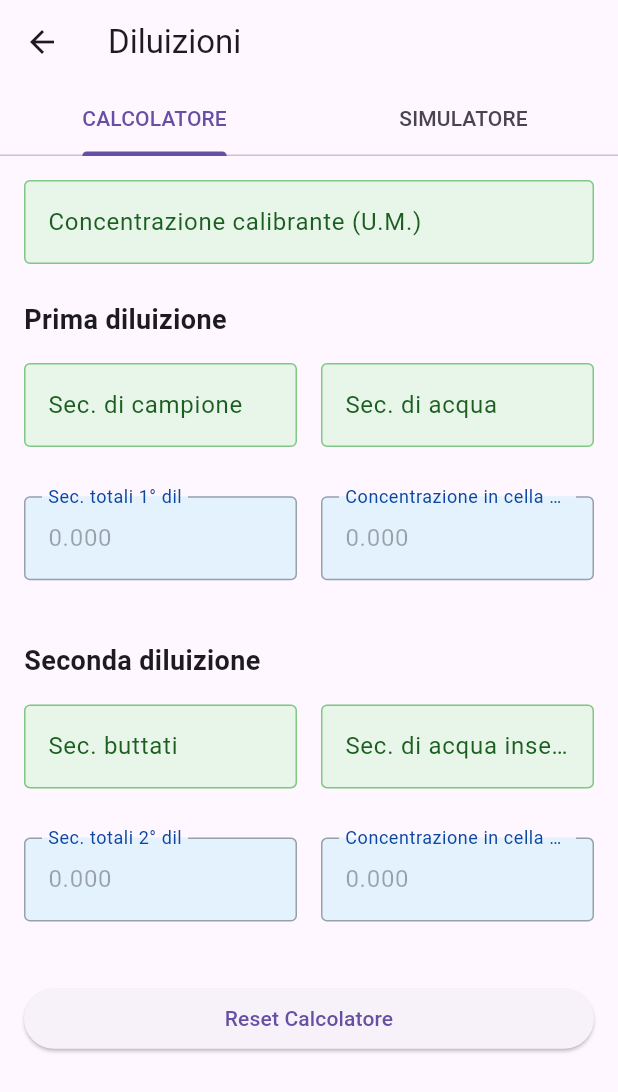
After one commit to AlessioIan/systools, a Flutter app: the DiluizioniPage screen opened directly, after a tap on "Reset Calcolatore", on a phone screen of 412 x 824 dp. The commit adds this screen. Shown: the top 1092 px of the screen. Run offline on Flutter 3.47's test engine with Material 3 defaults, Android fonts, the phone set to English and light mode, and no system bars; our stand-ins replace file_picker; missing offline and left inert: dart:html, excel.

Commit message:
agg diluizioni

```diff
--- /dev/null
+++ b/lib/diluizioni.dart
@@ -0,0 +1,340 @@
+import 'package:flutter/material.dart';
+import 'package:flutter/services.dart';
+
+class DiluizioniPage extends StatefulWidget {
+  const DiluizioniPage({Key? key}) : super(key: key);
+
+  @override
+  _DiluizioniPageState createState() => _DiluizioniPageState();
+}
+
+class _DiluizioniPageState extends State<DiluizioniPage> with SingleTickerProviderStateMixin {
+  // Controller per i tab
+  late TabController _tabController;
+
+  // Controllers per il calcolatore
+  final TextEditingController _concentrazioneCalibrante = TextEditingController();
+  final TextEditingController _secCampione = TextEditingController();
+  final TextEditingController _secAcqua = TextEditingController();
+  final TextEditingController _secButtati = TextEditingController();
+  final TextEditingController _secAcquaInseriti = TextEditingController();
+
+  // Controllers per il simulatore
+  final TextEditingController _odCalibrante = TextEditingController();
+  final TextEditingController _targetConc1 = TextEditingController();
+  final TextEditingController _targetVol1 = TextEditingController();
+  final TextEditingController _targetConc2 = TextEditingController();
+  final TextEditingController _targetVol2 = TextEditingController();
+
+  // Risultati calcolatore
+  double _secTotali1 = 0;
+  double _concentrazione1 = 0;
+  double _secTotali2 = 0;
+  double _concentrazione2 = 0;
+
+  // Risultati simulatore
+  double _simSecCampione = 0;
+  double _simSecAcqua1 = 0;
+  double _simSecButtare = 0;
+  double _simSecAcqua2 = 0;
+
+  @override
+  void initState() {
+    super.initState();
+    _tabController = TabController(length: 2, vsync: this);
+
+    // Aggiungi listeners per i calcoli automatici
+    _concentrazioneCalibrante.addListener(_calcolatoreUpdate);
+    _secCampione.addListener(_calcolatoreUpdate);
+    _secAcqua.addListener(_calcolatoreUpdate);
+    _secButtati.addListener(_calcolatoreUpdate);
+    _secAcquaInseriti.addListener(_calcolatoreUpdate);
+
+    _odCalibrante.addListener(_simulatoreUpdate);
+    _targetConc1.addListener(_simulatoreUpdate);
+    _targetVol1.addListener(_simulatoreUpdate);
+    _targetConc2.addListener(_simulatoreUpdate);
+    _targetVol2.addListener(_simulatoreUpdate);
+  }
+
+  @override
+  void dispose() {
+    _tabController.dispose();
+    _concentrazioneCalibrante.dispose();
+    _secCampione.dispose();
+    _secAcqua.dispose();
+    _secButtati.dispose();
+    _secAcquaInseriti.dispose();
+    _odCalibrante.dispose();
+    _targetConc1.dispose();
+    _targetVol1.dispose();
+    _targetConc2.dispose();
+    _targetVol2.dispose();
+    super.dispose();
+  }
+
+  double _parseInput(String value) {
+    if (value.isEmpty) return 0;
+    try {
+      final parsed = double.parse(value);
+      if (parsed.isNegative) return 0;
+      if (parsed > 9999) return 9999;
+      return parsed;
+    } catch (e) {
+      return 0;
+    }
+  }
+
+  void _calcolatoreUpdate() {
+    setState(() {
+      final concentrazioneCalibrante = _parseInput(_concentrazioneCalibrante.text);
+      final secCampione = _parseInput(_secCampione.text);
+      final secAcqua = _parseInput(_secAcqua.text);
+      final secButtati = _parseInput(_secButtati.text);
+      final secAcquaInseriti = _parseInput(_secAcquaInseriti.text);
+
+      // Prima diluizione
+      _secTotali1 = secCampione + secAcqua;
+      _concentrazione1 = _secTotali1 > 0
+          ? (secCampione / _secTotali1) * concentrazioneCalibrante
+          : 0;
+
+      // Seconda diluizione
+      final volumeRimanente = _secTotali1 - secButtati;
+      _secTotali2 = volumeRimanente + secAcquaInseriti;
+      _concentrazione2 = _secTotali2 > 0
+          ? (volumeRimanente / _secTotali2) * _concentrazione1
+          : 0;
+    });
+  }
+
+  void _simulatoreUpdate() {
+    setState(() {
+      final od = _parseInput(_odCalibrante.text);
+      final targetConc1 = _parseInput(_targetConc1.text);
+      final targetVol1 = _parseInput(_targetVol1.text);
+      final targetConc2 = _parseInput(_targetConc2.text);
+      final targetVol2 = _parseInput(_targetVol2.text);
+
+      // Prima diluizione
+      _simSecCampione = (targetConc1 / od) * targetVol1;
+      _simSecAcqua1 = targetVol1 - _simSecCampione;
+
+      // Seconda diluizione
+      _simSecAcqua2 = targetVol2 - ((targetVol2 * targetConc2) / targetConc1);
+      _simSecButtare = _simSecAcqua2 + (targetVol1 - targetVol2);  // Formula corretta
+    });
+  }
+  void _resetCalcolatore() {
+    setState(() {
+      _concentrazioneCalibrante.clear();
+      _secCampione.clear();
+      _secAcqua.clear();
+      _secButtati.clear();
+      _secAcquaInseriti.clear();
+    });
+  }
+
+  void _resetSimulatore() {
+    setState(() {
+      _odCalibrante.clear();
+      _targetConc1.clear();
+      _targetVol1.clear();
+      _targetConc2.clear();
+      _targetVol2.clear();
+    });
+  }
+
+  InputDecoration _getInputDecoration(String label, bool isEditable) {
+    return InputDecoration(
+      labelText: label,
+      filled: true,
+      fillColor: isEditable ? Colors.green[50] : Colors.blue[50],
+      labelStyle: TextStyle(
+        color: isEditable ? Colors.green[900] : Colors.blue[900],
+      ),
+      border: OutlineInputBorder(
+        borderSide: BorderSide(
+          color: isEditable ? Colors.green[300]! : Colors.blue[300]!,
+        ),
+      ),
+      enabledBorder: OutlineInputBorder(
+        borderSide: BorderSide(
+          color: isEditable ? Colors.green[300]! : Colors.blue[300]!,
+        ),
+      ),
+      focusedBorder: OutlineInputBorder(
+        borderSide: BorderSide(
+          color: isEditable ? Colors.green[500]! : Colors.blue[500]!,
+        ),
+      ),
+    );
+  }
+
+  List<TextInputFormatter> _getInputFormatters() {
+    return [
+      FilteringTextInputFormatter.allow(RegExp(r'^\d*\.?\d{0,3}')),
+    ];
+  }
+
+  @override
+  Widget build(BuildContext context) {
+    return Scaffold(
+      appBar: AppBar(
+        title: const Text('Diluizioni'),
+        bottom: TabBar(
+          controller: _tabController,
+          tabs: const [
+            Tab(text: 'CALCOLATORE'),
+            Tab(text: 'SIMULATORE'),
+          ],
+        ),
+      ),
+      body: TabBarView(
+        controller: _tabController,
+        children: [
+          _buildCalcolatore(),
+          _buildSimulatore(),
+        ],
+      ),
+    );
+  }
+
+  Widget _buildCalcolatore() {
+    return SingleChildScrollView(
+      padding: const EdgeInsets.all(16.0),
+      child: Column(
+        crossAxisAlignment: CrossAxisAlignment.stretch,
+        children: [
+          TextField(
+            controller: _concentrazioneCalibrante,
+            decoration: _getInputDecoration('Concentrazione calibrante (U.M.)', true),
+            keyboardType: TextInputType.numberWithOptions(decimal: true),
+            inputFormatters: _getInputFormatters(),
+          ),
+          const SizedBox(height: 24),
+
+          const Text('Prima diluizione',
+            style: TextStyle(fontSize: 18, fontWeight: FontWeight.bold)
+          ),
+          const SizedBox(height: 16),
+          _buildInputGrid([
+            TextFieldData(_secCampione, 'Sec. di campione', true),
+            TextFieldData(_secAcqua, 'Sec. di acqua', true),
+            TextFieldData(null, 'Sec. totali 1° dil', false, _secTotali1.toStringAsFixed(3)),
+            TextFieldData(null, 'Concentrazione in cella 1° dil (U.M.)', false,
+              _concentrazione1.toStringAsFixed(3)),
+          ]),
+          const SizedBox(height: 24),
+
+          const Text('Seconda diluizione',
+            style: TextStyle(fontSize: 18, fontWeight: FontWeight.bold)
+          ),
+          const SizedBox(height: 16),
+          _buildInputGrid([
+            TextFieldData(_secButtati, 'Sec. buttati', true),
+            TextFieldData(_secAcquaInseriti, 'Sec. di acqua inseriti', true),
+            TextFieldData(null, 'Sec. totali 2° dil', false, _secTotali2.toStringAsFixed(3)),
+            TextFieldData(null, 'Concentrazione in cella 2° dil (U.M.)', false,
+              _concentrazione2.toStringAsFixed(3)),
+          ]),
+          const SizedBox(height: 24),
+
+          ElevatedButton(
+            onPressed: _resetCalcolatore,
+            child: const Text('Reset Calcolatore'),
+          ),
+        ],
+      ),
+    );
+  }
+
+  Widget _buildSimulatore() {
+    return SingleChildScrollView(
+      padding: const EdgeInsets.all(16.0),
+      child: Column(
+        crossAxisAlignment: CrossAxisAlignment.stretch,
+        children: [
+          TextField(
+            controller: _odCalibrante,
+            decoration: _getInputDecoration('O.D. Calibrante', true),
+            keyboardType: TextInputType.numberWithOptions(decimal: true),
+            inputFormatters: _getInputFormatters(),
+          ),
+          const SizedBox(height: 24),
+
+          const Text('Prima diluizione',
+            style: TextStyle(fontSize: 18, fontWeight: FontWeight.bold)
+          ),
+          const SizedBox(height: 16),
+          _buildInputGrid([
+            TextFieldData(_targetConc1, 'Nella prima dil. voglio una concentrazione di (U.M.)', true),
+            TextFieldData(_targetVol1, 'Voglio un volume totale 1° dil di (sec)', true),
+            TextFieldData(null, 'Mi servono questi secondi di campione', false,
+              _simSecCampione.toStringAsFixed(3)),
+            TextFieldData(null, 'Mi servono questi secondi di acqua', false,
+              _simSecAcqua1.toStringAsFixed(3)),
+          ]),
+          const SizedBox(height: 24),
+
+          const Text('Seconda diluizione',
+            style: TextStyle(fontSize: 18, fontWeight: FontWeight.bold)
+          ),
+          const SizedBox(height: 16),
+          _buildInputGrid([
+            TextFieldData(_targetConc2, 'Nella seconda dil. voglio una concentrazione di (U.M.)', true),
+            TextFieldData(_targetVol2, 'Voglio un volume totale 2° dil di (sec)', true),
+            TextFieldData(null, 'Devo buttare questi secondi di 1° dil', false,
+              _simSecButtare.toStringAsFixed(3)),
+            TextFieldData(null, 'Mi servono questi secondi di acqua', false,
+              _simSecAcqua2.toStringAsFixed(3)),
+          ]),
+          const SizedBox(height: 24),
+
+          ElevatedButton(
+            onPressed: _resetSimulatore,
+            child: const Text('Reset Simulatore'),
+          ),
+        ],
+      ),
+    );
+  }
+
+  Widget _buildInputGrid(List<TextFieldData> fields) {
+    return GridView.builder(
+      shrinkWrap: true,
+      physics: const NeverScrollableScrollPhysics(),
+      gridDelegate: const SliverGridDelegateWithFixedCrossAxisCount(
+        crossAxisCount: 2,
+        childAspectRatio: 2.5,
+        crossAxisSpacing: 16,
+        mainAxisSpacing: 16,
+      ),
+      itemCount: fields.length,
+      itemBuilder: (context, index) {
+        final field = fields[index];
+        return field.controller != null
+            ? TextField(
+                controller: field.controller,
+                decoration: _getInputDecoration(field.label, field.isEditable),
+                keyboardType: TextInputType.numberWithOptions(decimal: true),
+                inputFormatters: _getInputFormatters(),
+              )
+            : TextField(
+                decoration: _getInputDecoration(field.label, field.isEditable),
+                enabled: false,
+                controller: TextEditingController(text: field.value),
+              );
+      },
+    );
+  }
+}
+
+class TextFieldData {
+  final TextEditingController? controller;
+  final String label;
+  final bool isEditable;
+  final String? value;
+
+  TextFieldData(this.controller, this.label, this.isEditable, [this.value]);
+}
--- a/lib/main.dart
+++ b/lib/main.dart
@@ -1,15 +1,13 @@
 import 'package:flutter/material.dart';
-// Importa le pagine che creerai
+// Importa le pagine
 import 'cicli.dart';
 import 'lista_dei_comandi.dart';
 import 'codici_pezzi.dart';
 import 'convertire_risultati.dart';
+import 'diluizioni.dart';  // Aggiunto import
 
-void main() async {  // Manteniamo async
-  // Inizializzazione di Flutter
+void main() async {
   WidgetsFlutterBinding.ensureInitialized();
-
-  // Esegui l'app
   runApp(const MainApp());
 }
 
@@ -35,11 +33,10 @@ class HomePage extends StatelessWidget {
 
   @override
   Widget build(BuildContext context) {
-    // Definisci la lista delle pagine con i loro titoli e widget corrispondenti
     final Map<String, Widget Function(BuildContext)> pageRoutes = {
       'Cicli': (context) => const CicliPage(),
       'Convertire risultati': (context) => const ConvertireRisultatiPage(),
-      'Diluizioni': (context) => const CicliPage(),
+      'Diluizioni': (context) => const DiluizioniPage(),  // Modificata questa riga
       'Linearità e accuratezza': (context) => const CicliPage(),
       'Calcolo risultati': (context) => const CicliPage(),
       'Lista dei comandi': (context) => const ListaDeiComandi(),
```
